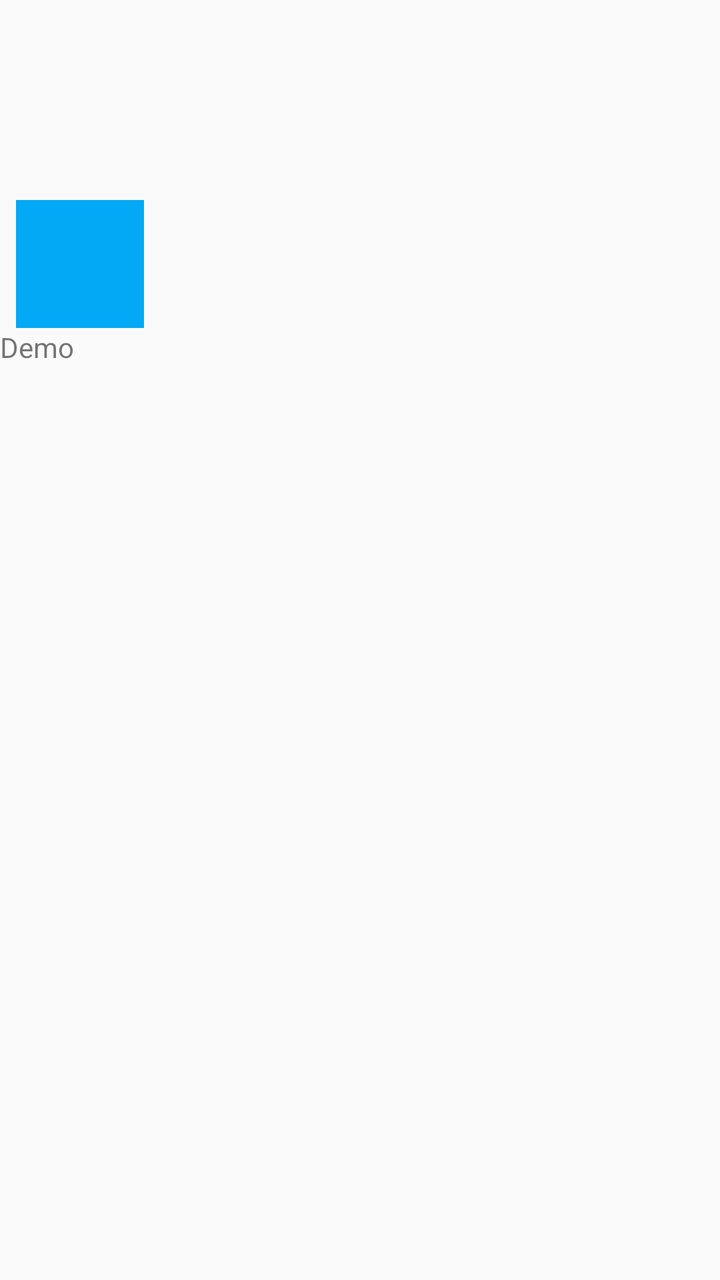
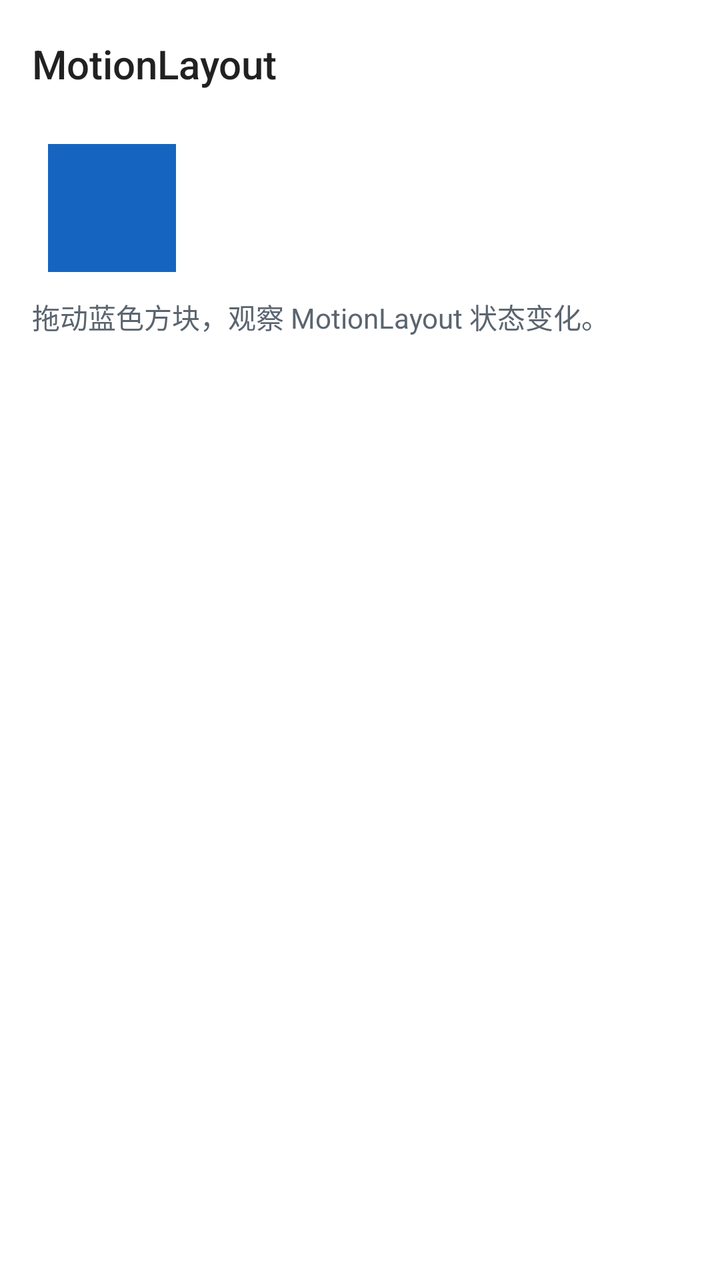

An Android layout rendered at two revisions. The XML below is the earlier revision; the diff shows what the commit changed to produce the second picture.
<!-- AndroidManifest.xml: application theme Theme.BaseFrame -->
<!-- res/layout/fragment_motion.xml -->
<?xml version="1.0" encoding="utf-8"?>
<androidx.constraintlayout.widget.ConstraintLayout xmlns:android="http://schemas.android.com/apk/res/android"
    xmlns:app="http://schemas.android.com/apk/res-auto"
    xmlns:tools="http://schemas.android.com/tools"
    android:layout_width="match_parent"
    android:layout_height="match_parent">

    <androidx.constraintlayout.motion.widget.MotionLayout
        android:id="@+id/motion_layout"
        android:layout_width="match_parent"
        android:layout_height="wrap_content"
        android:layout_marginTop="100dp"
        app:layoutDescription="@xml/scene_demo1"
        app:layout_constraintTop_toTopOf="parent">

        <View
            android:id="@+id/button"
            android:layout_width="64dp"
            android:layout_height="64dp"
            android:background="@color/colorPrimary"
            android:text="Button" />

    </androidx.constraintlayout.motion.widget.MotionLayout>

    <TextView
        android:id="@+id/tv_demo"
        android:layout_width="wrap_content"
        android:layout_height="wrap_content"
        android:text="Demo"
        app:layout_constraintStart_toStartOf="parent"
        app:layout_constraintTop_toBottomOf="@id/motion_layout" />

</androidx.constraintlayout.widget.ConstraintLayout>
<!-- resources referenced by this layout -->
<resources>
  <color name="colorPrimary">#03A9F4</color>
  <style name="Theme.BaseFrame" parent="Theme.AppCompat.DayNight.NoActionBar">
          
          <item name="colorPrimary">@color/colorPrimary</item>
          <item name="colorPrimaryVariant">@color/colorPrimary</item>
          <item name="colorOnPrimary">@color/white</item>
          
          <item name="colorSecondary">@color/teal_200</item>
          <item name="colorSecondaryVariant">@color/teal_700</item>
          <item name="colorOnSecondary">@color/black</item>
          
          <item name="android:statusBarColor" tools:targetApi="l">?attr/colorPrimaryVariant</item>
          
      </style>
  <color name="white">#FFFFFFFF</color>
  <color name="teal_200">#FF03DAC5</color>
  <color name="teal_700">#FF018786</color>
  <color name="black">#FF000000</color>
</resources>

<!-- the commit's change to res/layout/fragment_motion.xml (unified diff, before → after) -->
@@ -5,20 +5,34 @@
     android:layout_width="match_parent"
     android:layout_height="match_parent">
 
+    <androidx.appcompat.widget.Toolbar
+        android:id="@+id/tool_bar"
+        android:layout_width="match_parent"
+        android:layout_height="wrap_content"
+        android:background="@color/colorSurface"
+        android:elevation="0dp"
+        android:theme="?attr/actionBarStyle"
+        app:layout_constraintTop_toTopOf="parent"
+        app:popupTheme="@style/AppTheme.PopupOverlay"
+        app:title="@string/demo_title_motion_layout"
+        app:titleTextAppearance="@style/ToolbarTitle" />
+
     <androidx.constraintlayout.motion.widget.MotionLayout
         android:id="@+id/motion_layout"
         android:layout_width="match_parent"
         android:layout_height="wrap_content"
-        android:layout_marginTop="100dp"
+        android:layout_marginStart="@dimen/space_16"
+        android:layout_marginTop="@dimen/space_16"
+        android:layout_marginEnd="@dimen/space_16"
         app:layoutDescription="@xml/scene_demo1"
-        app:layout_constraintTop_toTopOf="parent">
+        app:layout_constraintTop_toBottomOf="@id/tool_bar">
 
         <View
             android:id="@+id/button"
             android:layout_width="64dp"
             android:layout_height="64dp"
             android:background="@color/colorPrimary"
-            android:text="Button" />
+            android:contentDescription="@string/motion_demo_description" />
 
     </androidx.constraintlayout.motion.widget.MotionLayout>
 
@@ -26,7 +40,10 @@
         android:id="@+id/tv_demo"
         android:layout_width="wrap_content"
         android:layout_height="wrap_content"
-        android:text="Demo"
+        android:layout_marginStart="@dimen/space_16"
+        android:layout_marginTop="@dimen/space_12"
+        android:text="@string/motion_demo_description"
+        android:textColor="@color/colorOnSurfaceVariant"
         app:layout_constraintStart_toStartOf="parent"
         app:layout_constraintTop_toBottomOf="@id/motion_layout" />
 
<!-- resource entries referenced after the edit -->
@@ -1,10 +1,24 @@
 <!-- resources referenced by this layout -->
 <resources>
-  <color name="colorPrimary">#03A9F4</color>
-  <style name="Theme.BaseFrame" parent="Theme.AppCompat.DayNight.NoActionBar">
+  <color name="colorOnSurfaceVariant">#5B6570</color>
+  <color name="colorPrimary">#1565C0</color>
+  <color name="colorSurface">#FFFFFFFF</color>
+  <dimen name="space_12">12dp</dimen>
+  <dimen name="space_16">16dp</dimen>
+  <string name="demo_title_motion_layout">MotionLayout</string>
+  <string name="motion_demo_description">拖动蓝色方块，观察 MotionLayout 状态变化。</string>
+  <style name="AppTheme.PopupOverlay" parent="ThemeOverlay.AppCompat.Light">
+          <item name="overlapAnchor">false</item>
+          <item name="colorAccent">@color/md_grey_900</item>
+      </style>
+  <style name="ToolbarTitle" parent="@style/TextAppearance.Widget.AppCompat.Toolbar.Title">
+          <item name="android:textSize">20sp</item>
+          <item name="android:textColor">@color/colorOnSurface</item>
+      </style>
+  <style name="Theme.BaseFrame" parent="Theme.MaterialComponents.DayNight.NoActionBar">
           
           <item name="colorPrimary">@color/colorPrimary</item>
-          <item name="colorPrimaryVariant">@color/colorPrimary</item>
+          <item name="colorPrimaryVariant">@color/colorPrimaryVariant</item>
           <item name="colorOnPrimary">@color/white</item>
           
           <item name="colorSecondary">@color/teal_200</item>
@@ -14,6 +28,9 @@
           <item name="android:statusBarColor" tools:targetApi="l">?attr/colorPrimaryVariant</item>
           
       </style>
+  <color name="md_grey_900">#212121</color>
+  <color name="colorOnSurface">#1B1D1F</color>
+  <color name="colorPrimaryVariant">#0D47A1</color>
   <color name="white">#FFFFFFFF</color>
   <color name="teal_200">#FF03DAC5</color>
   <color name="teal_700">#FF018786</color>
